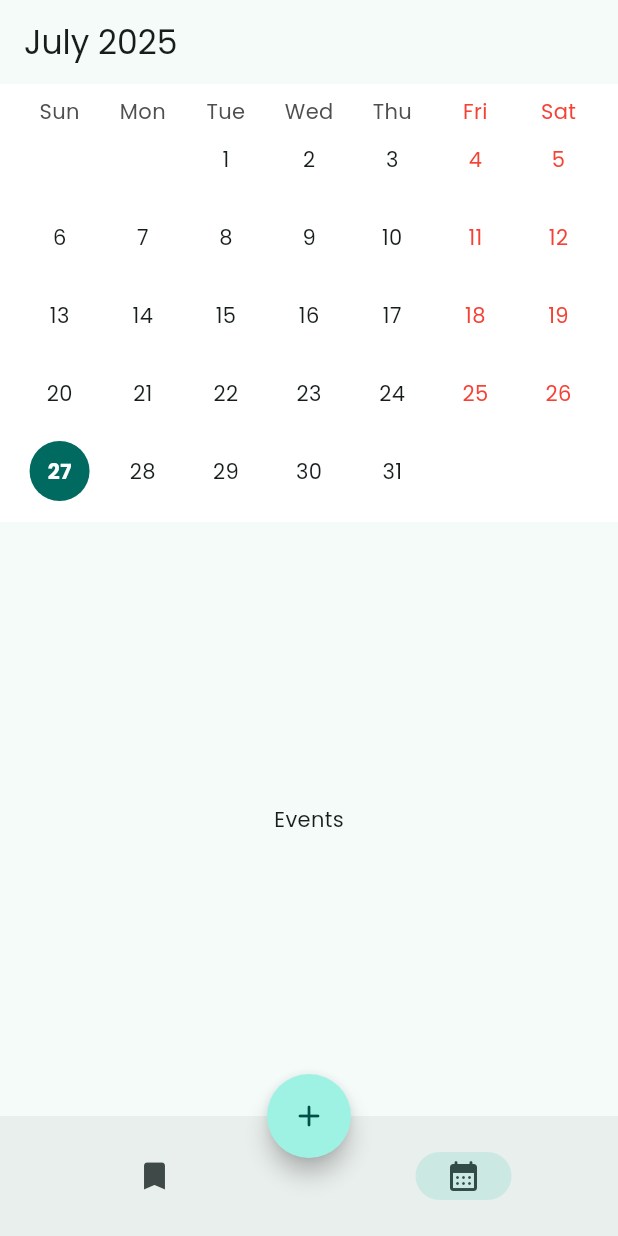
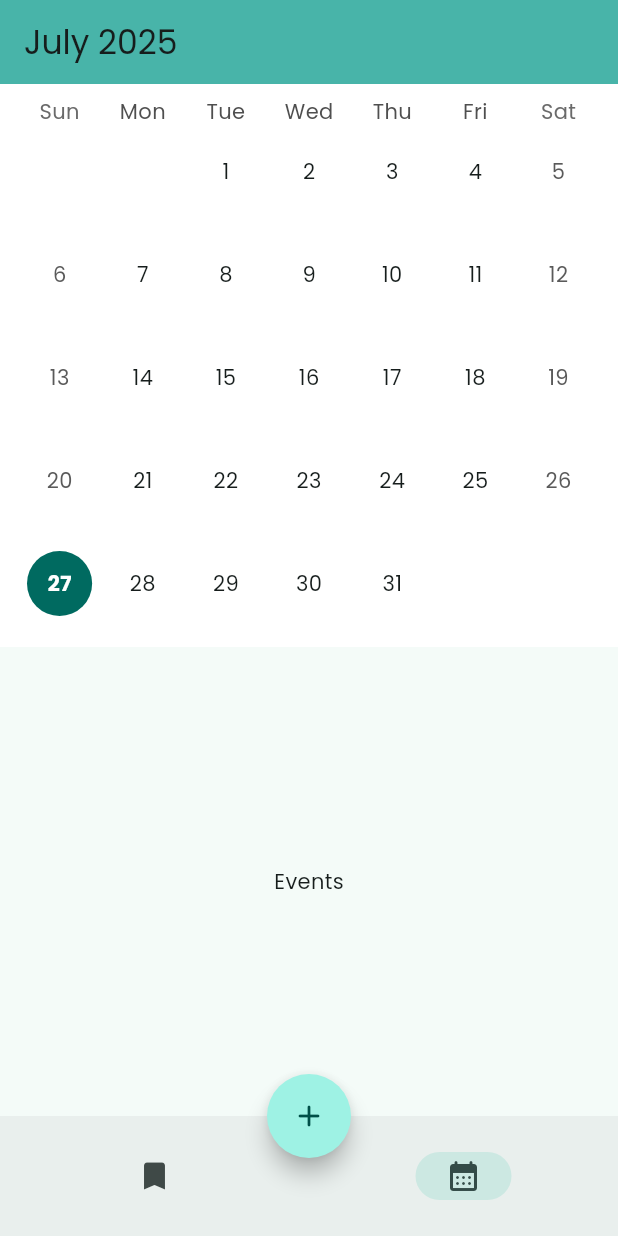
Before and after one commit to farhan-jaman/calendar_app, a Flutter app: the screen it shows after launch, on a phone screen of 412 x 824 dp. Run offline on Flutter 3.47's test engine with Material 3 defaults, Android fonts, the phone set to English and light mode, and no system bars; drawn by our look-alikes of table_calendar; our stand-ins replace shared_preferences.

Commit message:
improved calendar visibility

```diff
--- a/lib/pages/calendar_page.dart
+++ b/lib/pages/calendar_page.dart
@@ -46,6 +46,7 @@ class _CalendarPageState extends State<CalendarPage> with TickerProviderStateMix
       length: 2,
       child: Scaffold(
         appBar: AppBar(
+          backgroundColor: Colors.teal.withAlpha(180),
           title: GestureDetector(
             onTap: () => _datePicker(context),
             child: Text(DateFormat('MMMM y').format(context.watch<CalendarProvider>().focusedDay)),
--- a/lib/pages/edit_event_page.dart
+++ b/lib/pages/edit_event_page.dart
@@ -165,7 +165,11 @@ class _EditEventPageState extends State<EditEventPage> {
                 children: [
                   Text('From'),
                   Text(
-                    '${DateFormat('E, dd MMM yyyy HH:mm').format(_startTime)}    >',
+                    _allDay
+                    ?
+                      'All day'
+                    :
+                      '${DateFormat('E, dd MMM yyyy HH:mm').format(_startTime)}    >',
                     style: TextStyle(
                       fontSize: 12,
                       color: Colors.grey,
@@ -203,7 +207,11 @@ class _EditEventPageState extends State<EditEventPage> {
                 children: [
                   Text('To'),
                   Text(
-                    '${DateFormat('E, dd MMM yyyy HH:mm').format(_endTime)}    >',
+                    _allDay
+                    ?
+                      'All day'
+                    :
+                      '${DateFormat('E, dd MMM yyyy HH:mm').format(_endTime)}    >',
                     style: TextStyle(
                       fontSize: 12,
                       color: Colors.grey,
--- a/lib/providers/event_provider.dart
+++ b/lib/providers/event_provider.dart
@@ -23,6 +23,12 @@ class EventProvider extends ChangeNotifier {
     final todayHolidayList = _holidayList.where((element) => isInDay(selectedDay, element.startTime, element.endTime));
 
     return [...todayHolidayList, ...todayEventList];
+  }
+
+  bool hasEvent(DateTime selectedDay) {
+    final todayEventList = _eventList.where((element) => isInDay(selectedDay, element.startTime, element.endTime));
+
+    return todayEventList.isNotEmpty;
   }
 
   void addEvent(Event newEvent) {
--- a/lib/widgets/calendar_widget.dart
+++ b/lib/widgets/calendar_widget.dart
@@ -14,14 +14,11 @@ class CalendarWidget extends StatelessWidget {
       padding: EdgeInsets.symmetric(horizontal: 12, vertical: 8),
       color: Colors.white,
       child: TableCalendar(
+        rowHeight: MediaQuery.of(context).size.height / 12,
         focusedDay: context.watch<CalendarProvider>().focusedDay,
         firstDay: DateTime(DateTime.now().year - 100),
         lastDay: DateTime(DateTime.now().year + 100),
         startingDayOfWeek: StartingDayOfWeek.sunday,
-        weekendDays: [DateTime.friday, DateTime.saturday],
-        daysOfWeekStyle: DaysOfWeekStyle(
-          weekendStyle: TextStyle(color: Colors.red),
-        ),
         selectedDayPredicate: (day) => isSameDay(day, context.watch<CalendarProvider>().selectedDay),
         onCalendarCreated: (_) {
           context.read<EventProvider>().loadEvents(context.read<CalendarProvider>().focusedDay.year);
@@ -35,11 +32,19 @@ class CalendarWidget extends StatelessWidget {
           markerBuilder: (context, day, events) {
             final holidays = context.watch<EventProvider>().holidayList;
             final isHoliday = holidays.firstWhere((e) => day.isAfter(e.startTime) && day.isBefore(e.endTime), orElse: () => Event(title: '', startTime: DateTime(0), endTime: DateTime(0), isHoliday: false)).isHoliday;
+            final hasEvent = context.watch<EventProvider>().hasEvent(day);
 
             if (isHoliday) {
               return Align(
                 alignment: Alignment.topRight,
-                child: Icon(Icons.flag_rounded, size: 14, color: Colors.teal,),
+                child: Icon(Icons.flag_rounded, size: 12, color: Colors.teal,),
+              );
+            }
+
+            if (hasEvent) {
+              return Align(
+                alignment: Alignment.topLeft,
+                child: Icon(Icons.event, size: 12, color: Colors.teal),
               );
             }
             return null;
@@ -58,7 +63,6 @@ class CalendarWidget extends StatelessWidget {
           ),
           todayTextStyle: TextStyle(fontWeight: FontWeight.bold, color: Colors.white),
           selectedTextStyle: TextStyle(fontWeight: FontWeight.bold, color: Colors.white),
-          weekendTextStyle: TextStyle(color: Colors.red)
         ),
       ),
     );
```
